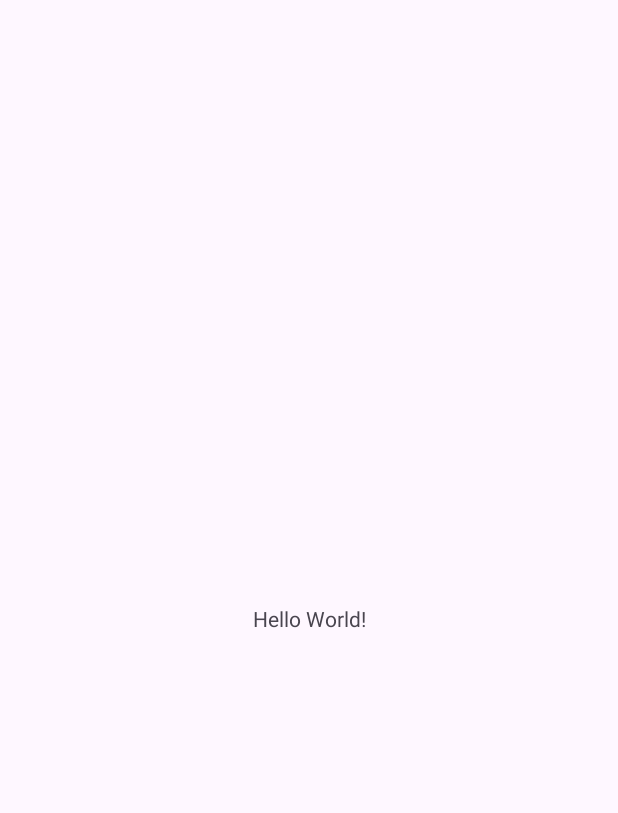
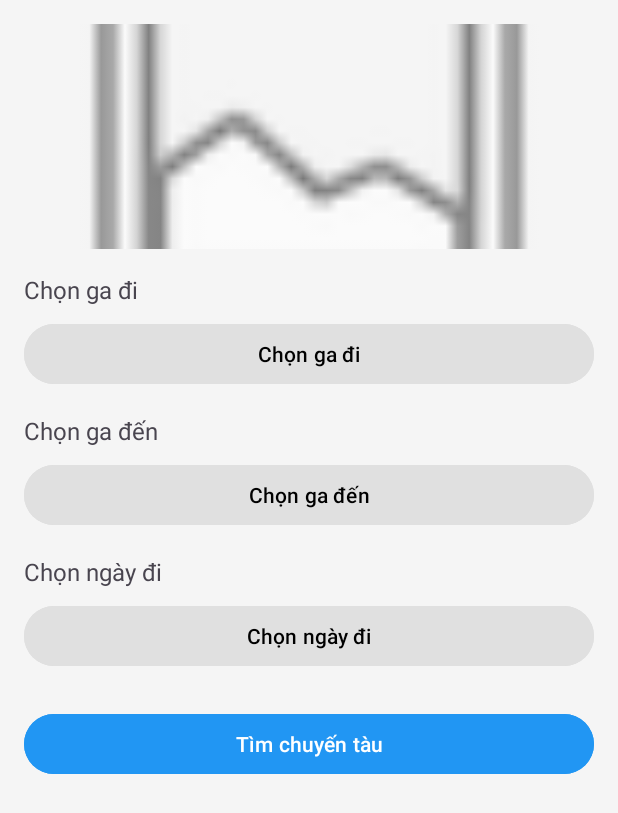
Before and after one commit to LeeWang4u/Train_app, an Android app: the screen it shows after launch (MainActivity before the commit, SearchTrainActivity after it), on a phone screen of 412 x 824 dp. Before the commit the part shown is almost empty. Shown: the top 813 px of the screen. Run offline under Robolectric (Android 15) with nearby library versions, the phone set to English and light mode, and no system bars.

Commit message:
add home for search train and choose station for search

```diff
--- a/app/src/main/AndroidManifest.xml
+++ b/app/src/main/AndroidManifest.xml
@@ -13,7 +13,7 @@
         android:theme="@style/Theme.Train_app"
         tools:targetApi="31">
         <activity
-            android:name=".MainActivity"
+            android:name=".Activities.SearchTrainActivity"
             android:exported="true">
             <intent-filter>
                 <action android:name="android.intent.action.MAIN" />
--- /dev/null
+++ b/app/src/main/java/com/example/train_app/Activities/SearchTrainActivity.java
@@ -0,0 +1,102 @@
+package com.example.train_app.Activities;
+
+import android.app.DatePickerDialog;
+import android.content.Intent;
+import android.os.Bundle;
+import android.view.View;
+import android.widget.Button;
+import android.widget.DatePicker;
+import android.widget.Toast;
+import androidx.appcompat.app.AppCompatActivity;
+
+import com.example.train_app.R;
+
+import java.util.Calendar;
+
+public class SearchTrainActivity extends AppCompatActivity {
+
+    private Button btnDepartureStation, btnArrivalStation, btnDepartureDate, btnSearchTrain;
+    private String selectedDepartureStation, selectedArrivalStation, selectedDate;
+    private static final int REQUEST_DEPARTURE_STATION = 1;
+    private static final int REQUEST_ARRIVAL_STATION = 2;
+
+    @Override
+    protected void onCreate(Bundle savedInstanceState) {
+        super.onCreate(savedInstanceState);
+        setContentView(R.layout.actitvity_search_train);
+
+        btnDepartureStation = findViewById(R.id.btnDepartureStation);
+        btnArrivalStation = findViewById(R.id.btnArrivalStation);
+        btnDepartureDate = findViewById(R.id.btnDepartureDate);
+        btnSearchTrain = findViewById(R.id.btnSearchTrain);
+
+        // Select Departure Station
+        btnDepartureStation.setOnClickListener(new View.OnClickListener() {
+            @Override
+            public void onClick(View v) {
+                Intent intent = new Intent(SearchTrainActivity.this, SelectStationActivity.class);
+                startActivityForResult(intent, REQUEST_DEPARTURE_STATION);
+            }
+        });
+
+        // Select Arrival Station
+        btnArrivalStation.setOnClickListener(new View.OnClickListener() {
+            @Override
+            public void onClick(View v) {
+                Intent intent = new Intent(SearchTrainActivity.this, SelectStationActivity.class);
+                startActivityForResult(intent, REQUEST_ARRIVAL_STATION);
+            }
+        });
+
+        // Select Departure Date
+        btnDepartureDate.setOnClickListener(new View.OnClickListener() {
+            @Override
+            public void onClick(View v) {
+                final Calendar calendar = Calendar.getInstance();
+                int year = calendar.get(Calendar.YEAR);
+                int month = calendar.get(Calendar.MONTH);
+                int day = calendar.get(Calendar.DAY_OF_MONTH);
+
+                DatePickerDialog datePickerDialog = new DatePickerDialog(SearchTrainActivity.this,
+                        new DatePickerDialog.OnDateSetListener() {
+                            @Override
+                            public void onDateSet(DatePicker view, int year, int month, int dayOfMonth) {
+                                selectedDate = dayOfMonth + "/" + (month + 1) + "/" + year;
+                                btnDepartureDate.setText(selectedDate);
+                            }
+                        }, year, month, day);
+                datePickerDialog.show();
+            }
+        });
+
+        // Search Train
+        btnSearchTrain.setOnClickListener(new View.OnClickListener() {
+            @Override
+            public void onClick(View v) {
+                if (selectedDepartureStation == null || selectedArrivalStation == null || selectedDate == null) {
+                    Toast.makeText(SearchTrainActivity.this, "Vui lòng chọn đầy đủ ga đi, ga đến và ngày đi", Toast.LENGTH_SHORT).show();
+                } else if (selectedDepartureStation.equals(selectedArrivalStation)) {
+                    Toast.makeText(SearchTrainActivity.this, "Ga đi và ga đến không được trùng nhau", Toast.LENGTH_SHORT).show();
+                } else {
+                    Toast.makeText(SearchTrainActivity.this, "Tìm chuyến tàu từ " + selectedDepartureStation + " đến " + selectedArrivalStation + " vào ngày " + selectedDate, Toast.LENGTH_LONG).show();
+                    // Logic tìm chuyến tàu có thể được thêm ở đây (gọi API hoặc truy vấn cơ sở dữ liệu)
+                }
+            }
+        });
+    }
+
+    @Override
+    protected void onActivityResult(int requestCode, int resultCode, Intent data) {
+        super.onActivityResult(requestCode, resultCode, data);
+        if (resultCode == RESULT_OK && data != null) {
+            String selectedStation = data.getStringExtra("selectedStation");
+            if (requestCode == REQUEST_DEPARTURE_STATION) {
+                selectedDepartureStation = selectedStation;
+                btnDepartureStation.setText(selectedStation);
+            } else if (requestCode == REQUEST_ARRIVAL_STATION) {
+                selectedArrivalStation = selectedStation;
+                btnArrivalStation.setText(selectedStation);
+            }
+        }
+    }
+}
--- /dev/null
+++ b/app/src/main/res/layout/actitvity_search_train.xml
@@ -0,0 +1,77 @@
+<LinearLayout xmlns:android="http://schemas.android.com/apk/res/android"
+    android:layout_width="match_parent"
+    android:layout_height="match_parent"
+    android:orientation="vertical"
+    android:padding="16dp"
+    android:background="#F5F5F5">
+
+    <!-- Header Image (Placeholder for banner) -->
+    <ImageView
+        android:layout_width="match_parent"
+        android:layout_height="150dp"
+        android:src="@android:drawable/ic_menu_gallery"
+        android:scaleType="centerCrop"
+        android:contentDescription="Banner Image" />
+
+    <!-- Departure Station -->
+    <TextView
+        android:layout_width="wrap_content"
+        android:layout_height="wrap_content"
+        android:text="Chọn ga đi"
+        android:textSize="16sp"
+        android:layout_marginTop="16dp" />
+
+    <Button
+        android:id="@+id/btnDepartureStation"
+        android:layout_width="match_parent"
+        android:layout_height="wrap_content"
+        android:text="Chọn ga đi"
+        android:backgroundTint="#E0E0E0"
+        android:textColor="#000000"
+        android:layout_marginTop="8dp" />
+
+    <!-- Arrival Station -->
+    <TextView
+        android:layout_width="wrap_content"
+        android:layout_height="wrap_content"
+        android:text="Chọn ga đến"
+        android:textSize="16sp"
+        android:layout_marginTop="16dp" />
+
+    <Button
+        android:id="@+id/btnArrivalStation"
+        android:layout_width="match_parent"
+        android:layout_height="wrap_content"
+        android:text="Chọn ga đến"
+        android:backgroundTint="#E0E0E0"
+        android:textColor="#000000"
+        android:layout_marginTop="8dp" />
+
+    <!-- Departure Date -->
+    <TextView
+        android:layout_width="wrap_content"
+        android:layout_height="wrap_content"
+        android:text="Chọn ngày đi"
+        android:textSize="16sp"
+        android:layout_marginTop="16dp" />
+
+    <Button
+        android:id="@+id/btnDepartureDate"
+        android:layout_width="match_parent"
+        android:layout_height="wrap_content"
+        android:text="Chọn ngày đi"
+        android:backgroundTint="#E0E0E0"
+        android:textColor="#000000"
+        android:layout_marginTop="8dp" />
+
+    <!-- Search Button -->
+    <Button
+        android:id="@+id/btnSearchTrain"
+        android:layout_width="match_parent"
+        android:layout_height="wrap_content"
+        android:text="Tìm chuyến tàu"
+        android:backgroundTint="#2196F3"
+        android:textColor="#FFFFFF"
+        android:layout_marginTop="24dp" />
+
+</LinearLayout>
```
Also changed, not shown: app/src/main/java/com/example/train_app/Activities/SelectStationActivity.java (added, +43 -0 lines), app/src/main/res/layout/activity_select_station.xml (added, +20 -0 lines), app/src/main/java/com/example/train_app/MainActivity.java (indentation only).
